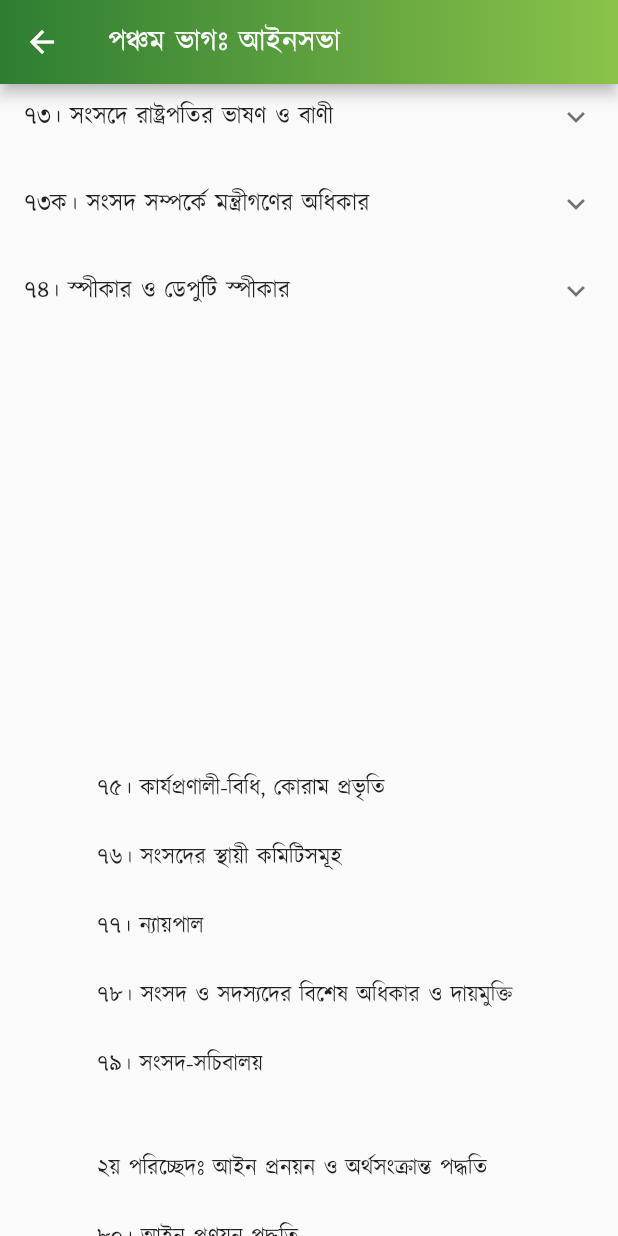
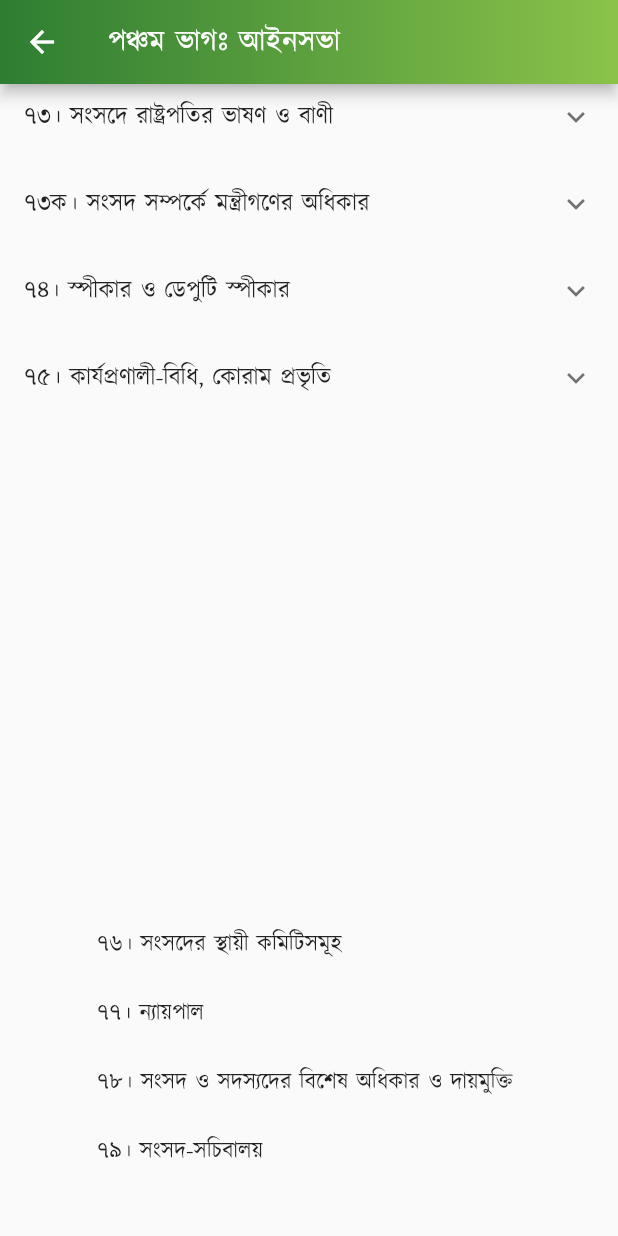
Before and after one commit to Azimul-Haque/flutter-onesignal, a Flutter app: the PartFive screen opened directly, scrolled down 576 dp, on a phone screen of 412 x 824 dp. Run offline on Flutter 3.47's test engine with Material 2 defaults, Android fonts, the phone set to English and light mode, and no system bars; our stand-ins replace fluttertoast, package_info_plus, percent_indicator, shared_preferences, sqflite; missing offline and left inert: blinking_text, flutter_share, onesignal_flutter, slide_popup_dialog; accounts and stored records are empty; network calls fail.

Commit message:
Commit Sun 03/27/2022 23:39:16.22 27323

```diff
--- a/lib/pages/constitution/part5.dart
+++ b/lib/pages/constitution/part5.dart
@@ -269,11 +269,21 @@ class PartFive extends StatelessWidget {
               )),
             ],
           ),
+          ExpansionTile(
+            title: Text('৭৫। কার্যপ্রণালী-বিধি, কোরাম প্রভৃতি'),
+            children: <Widget>[
+              ListTile(
+                  title: SelectableText(
+                '৭৫। (১) এই সংবিধান-সাপেক্ষে (ক) সংসদ কর্তৃক প্রণীত কার্যপ্রণালী-বিধি-দ্বারা এবং অনুরূপ বিধি প্রণীত না হওয়া পর্যন্ত রাষ্ট্রপতি কর্তৃক প্রণীত কার্যপ্রণালী-বিধি-দ্বারা সংসদের কার্যপ্রণালী নিয়ন্ত্রিত হইবে; (খ) উপস্থিত ও ভোটদানকারী সদস্যদের সংখ্যাগরিষ্ঠ ভোটে সংসদে সিদ্ধান্ত গৃহীত হইবে, তবে সমসংখ্যক ভোটের ক্ষেত্র ব্যতীত সভাপতি ভোটদান করিবেন না এবং অনুরূপ ক্ষেত্রে তিনি নির্ণায়ক ভোট প্রদান করিবেন; (গ) সংসদের কোন সদস্যপদ শূন্য রহিয়াছে, কেবল এই কারণে কিংবা সংসদে উপস্থিত হইবার বা ভোটদানের বা অন্য কোন উপায়ে কার্যধারায় অংশগ্রহণের অধিকার না থাকা সত্ত্বেও কোন ব্যক্তি অনুরূপ কার্য করিয়াছেন, কেবল এই কারণে সংসদের কোন কার্যধারা অবৈধ হইবে না।',
+                textAlign: TextAlign.justify,
+              )),
+            ],
+          ),
           Padding(
             padding: EdgeInsets.all(15),
             child: Column(children: <Widget>[
               Text(
-                "\n\n \n\n \n\n \n\n \n\n \n\n৭৫। কার্যপ্রণালী-বিধি, কোরাম প্রভৃতি \n\n৭৬। সংসদের স্থায়ী কমিটিসমূহ \n\n৭৭। ন্যায়পাল \n\n৭৮। সংসদ ও সদস্যদের বিশেষ অধিকার ও দায়মুক্তি \n\n৭৯। সংসদ-সচিবালয় \n\n\n২য় পরিচ্ছেদঃ আইন প্রনয়ন ও অর্থসংক্রান্ত পদ্ধতি \n\n৮০। আইন প্রণয়ন পদ্ধতি \n\n৮১। অর্থবিল \n\n৮২। আর্থিক ব্যবস্থাবলীর সুপারিশ \n\n৮৩। সংসদের আইন ব্যতীত করারোপে বাধা \n\n৮৪। সংযুক্ত তহবিল ও প্রজাতন্ত্রের সরকারী হিসাব \n\n৮৫। সরকারী অর্থের নিয়ন্ত্রণ \n\n৮৬। প্রজাতন্ত্রের সরকারী হিসাবে প্রদেয় অর্থ \n\n৮৭। বার্ষিক আর্থিক বিবৃতি \n\n৮৮। সংযুক্ত তহবিলের উপর দায় \n\n৮৯। বার্ষিক আর্থিক বিবৃতি সম্পর্কিত পদ্ধতি \n\n৯০। নির্দিষ্টকরণ আইন \n\n৯১। সম্পূরক ও অতিরিক্ত মঞ্জুরী \n\n৯২। হিসাব, ঋণ প্রভৃতির উপর ভোট \n\n৯২ক। [বিলুপ্ত] \n\n\n৩য় পরিচ্ছেদঃ অধ্যাদেশপ্রণয়ন-ক্ষমতা \n\n৯৩। অধ্যাদেশপ্রণয়ন-ক্ষমতা",
+                "\n\n \n\n \n\n \n\n \n\n \n\n \n\n৭৬। সংসদের স্থায়ী কমিটিসমূহ \n\n৭৭। ন্যায়পাল \n\n৭৮। সংসদ ও সদস্যদের বিশেষ অধিকার ও দায়মুক্তি \n\n৭৯। সংসদ-সচিবালয় \n\n\n২য় পরিচ্ছেদঃ আইন প্রনয়ন ও অর্থসংক্রান্ত পদ্ধতি \n\n৮০। আইন প্রণয়ন পদ্ধতি \n\n৮১। অর্থবিল \n\n৮২। আর্থিক ব্যবস্থাবলীর সুপারিশ \n\n৮৩। সংসদের আইন ব্যতীত করারোপে বাধা \n\n৮৪। সংযুক্ত তহবিল ও প্রজাতন্ত্রের সরকারী হিসাব \n\n৮৫। সরকারী অর্থের নিয়ন্ত্রণ \n\n৮৬। প্রজাতন্ত্রের সরকারী হিসাবে প্রদেয় অর্থ \n\n৮৭। বার্ষিক আর্থিক বিবৃতি \n\n৮৮। সংযুক্ত তহবিলের উপর দায় \n\n৮৯। বার্ষিক আর্থিক বিবৃতি সম্পর্কিত পদ্ধতি \n\n৯০। নির্দিষ্টকরণ আইন \n\n৯১। সম্পূরক ও অতিরিক্ত মঞ্জুরী \n\n৯২। হিসাব, ঋণ প্রভৃতির উপর ভোট \n\n৯২ক। [বিলুপ্ত] \n\n\n৩য় পরিচ্ছেদঃ অধ্যাদেশপ্রণয়ন-ক্ষমতা \n\n৯৩। অধ্যাদেশপ্রণয়ন-ক্ষমতা",
                 style:
                     TextStyle(color: Colors.black87, fontSize: 15, height: 1.5),
                 textAlign: TextAlign.justify,
```
